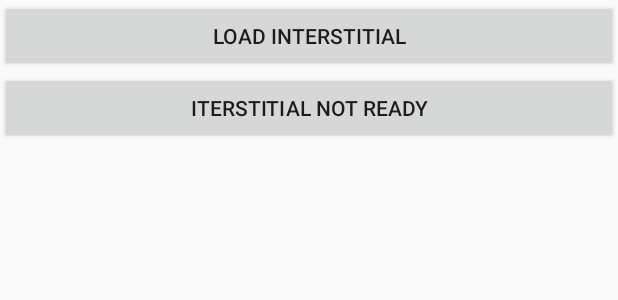
After one commit to nicolasbonifacio/hangman, an Android app: the layout activity_interstitial.xml on its own in the app's theme, with its tools: preview values and no code run, on a phone screen of 412 x 824 dp. The commit adds this screen. Shown: the top 300 px of the screen. Run offline under Robolectric (Android 15) with nearby library versions, the phone set to English and light mode, and no system bars.

Commit message:
AdMob testing modules ready

```diff
--- a/app/build.gradle
+++ b/app/build.gradle
@@ -25,4 +25,5 @@ dependencies {
     compile 'com.android.support:appcompat-v7:23.3.0'
     compile 'com.android.support:design:23.3.0'
     compile 'com.android.support:support-v4:23.3.0'
+    compile 'com.google.android.gms:play-services:8.4.0'
 }
--- /dev/null
+++ b/app/src/main/res/layout/activity_interstitial.xml
@@ -0,0 +1,22 @@
+<?xml version="1.0" encoding="utf-8"?>
+<LinearLayout xmlns:android="http://schemas.android.com/apk/res/android"
+    android:id="@+id/linearLayout"
+    android:orientation="vertical"
+    android:layout_width="fill_parent"
+    android:layout_height="fill_parent">
+
+    <Button
+        android:id="@+id/loadButton"
+        android:layout_width="fill_parent"
+        android:layout_height="wrap_content"
+        android:text="Load Interstitial"
+        android:onClick="loadInterstitial"/>
+
+    <Button
+        android:id="@+id/showButton"
+        android:layout_width="fill_parent"
+        android:layout_height="wrap_content"
+        android:text="Iterstitial not ready"
+        android:onClick="showInterstitial"/>
+
+</LinearLayout>
--- a/app/src/main/res/values/strings.xml
+++ b/app/src/main/res/values/strings.xml
@@ -2,6 +2,12 @@
     <string name="app_name">Hangman Tale</string>
     <string name="action_settings">Settings</string>
     <string name="title_activity_selection">SelectionActivity</string>
+
+    <!-- TESTING banner id -->
+    <string name="banner_ad_unit_id">ca-app-pub-3940256099942544/6300978111</string>
+
+    <!-- TESTING interstitial id -->
+    <string name="interstitial_ad_unit_id">ca-app-pub-3940256099942544/1033173712</string>
 
     <string name="content_authority">com.nick.hangman</string>
     <string name="title_activity_game_main">GameMainActivity</string>
```
Also changed, not shown: app/src/main/AndroidManifest.xml (+13 -0 lines), app/src/main/java/com/nick/hangman/BannerActivity.java (added, +24 -0 lines), app/src/main/java/com/nick/hangman/InterstitialActivity.java (added, +64 -0 lines), app/src/main/java/com/nick/hangman/MainActivityFragment.java (+16 -2 lines), app/src/main/java/com/nick/hangman/ToastAdListener.java (added, +74 -0 lines), app/src/main/res/layout/activity_banner.xml (added, +19 -0 lines), app/src/main/res/layout/fragment_main_activity.xml (+13 -1 lines).
